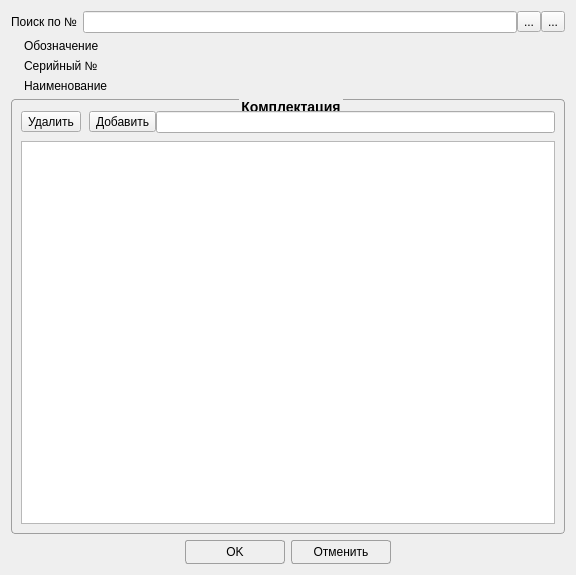
Before: the Qt Designer form Remont/complectproductwindow.ui in AlexeyScherbakov2021/Remont2, drawn with Qt 5.
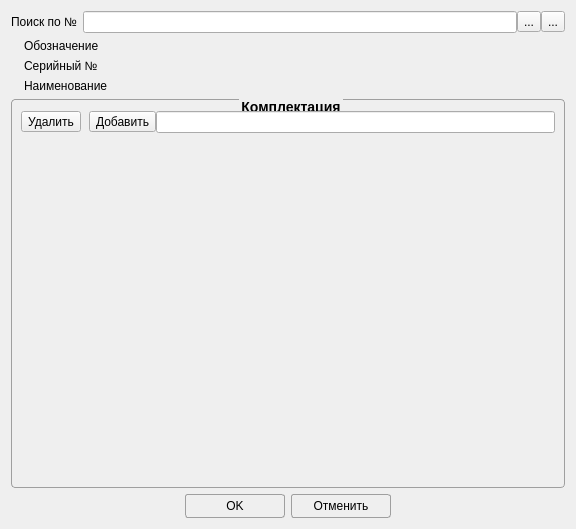
After: the same form once the commit is applied. Icons and pictures are not drawn. Custom widgets are drawn as their Qt base class.

The edit to the form file:
```diff
--- a/Remont/complectproductwindow.ui
+++ b/Remont/complectproductwindow.ui
@@ -7,7 +7,7 @@
     <x>0</x>
     <y>0</y>
     <width>576</width>
-    <height>575</height>
+    <height>529</height>
    </rect>
   </property>
   <property name="windowTitle">
@@ -228,11 +228,17 @@
        </layout>
       </item>
       <item>
-       <widget class="QListWidget" name="lwInnerModule">
-        <property name="iconSize">
+       <widget class="TreeItemsForm" name="wTree" native="true">
+        <property name="sizePolicy">
+         <sizepolicy hsizetype="Preferred" vsizetype="Expanding">
+          <horstretch>0</horstretch>
+          <verstretch>0</verstretch>
+         </sizepolicy>
+        </property>
+        <property name="minimumSize">
          <size>
-          <width>20</width>
-          <height>20</height>
+          <width>0</width>
+          <height>0</height>
          </size>
         </property>
        </widget>
@@ -306,6 +312,14 @@
    </item>
   </layout>
  </widget>
+ <customwidgets>
+  <customwidget>
+   <class>TreeItemsForm</class>
+   <extends>QWidget</extends>
+   <header>treeitemsform.h</header>
+   <container>1</container>
+  </customwidget>
+ </customwidgets>
  <tabstops>
   <tabstop>leNumProdSearch</tabstop>
   <tabstop>pbOK</tabstop>
```
Left out of the diff: 1 changed line with no effect on the pictures.
